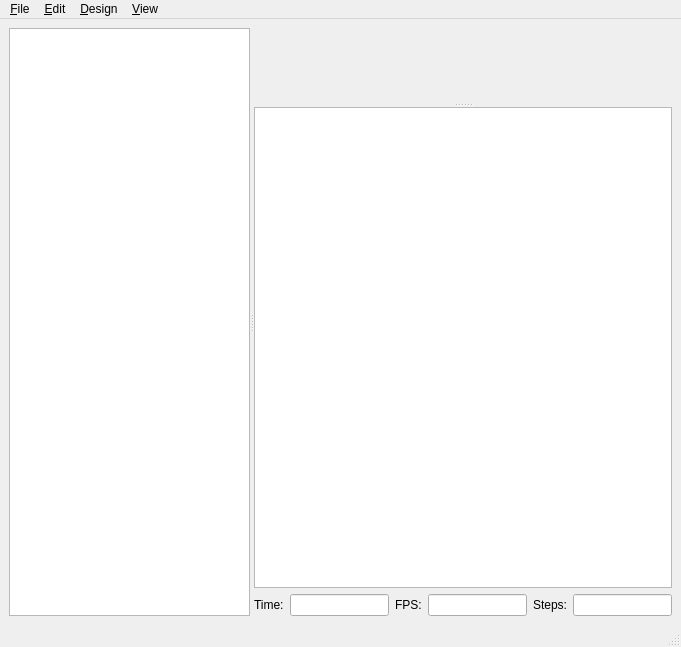
The window that MainWindow.ui (openscad/openscad) describes before a commit, drawn with Qt 5.
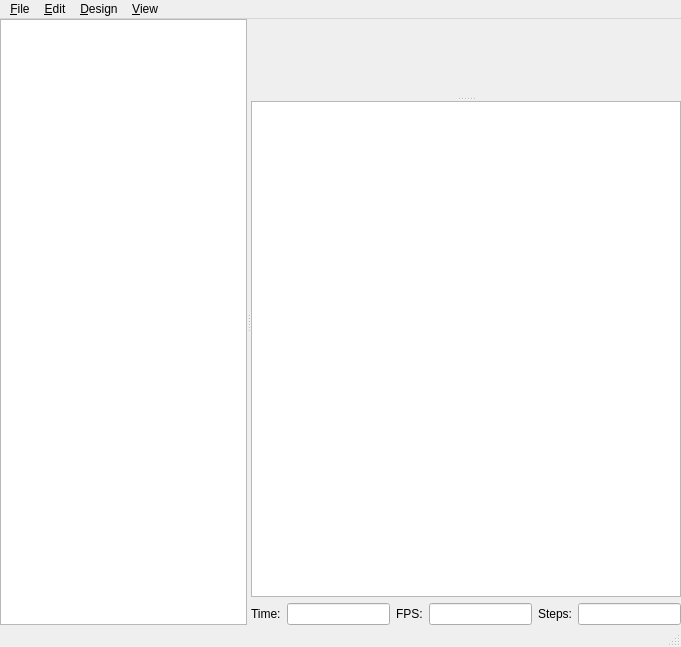
The same window after the commit. Custom widgets are drawn as their Qt base class.

Commit message: Clifford Wolf: 	Set centralWidget margin to 0

```diff
--- a/MainWindow.ui
+++ b/MainWindow.ui
@@ -15,6 +15,9 @@
   </property>
   <widget class="QWidget" name="centralwidget">
    <layout class="QVBoxLayout" name="verticalLayout_2">
+    <property name="margin">
+     <number>0</number>
+    </property>
     <item>
      <widget class="QSplitter" name="splitter1">
       <property name="orientation">
```
